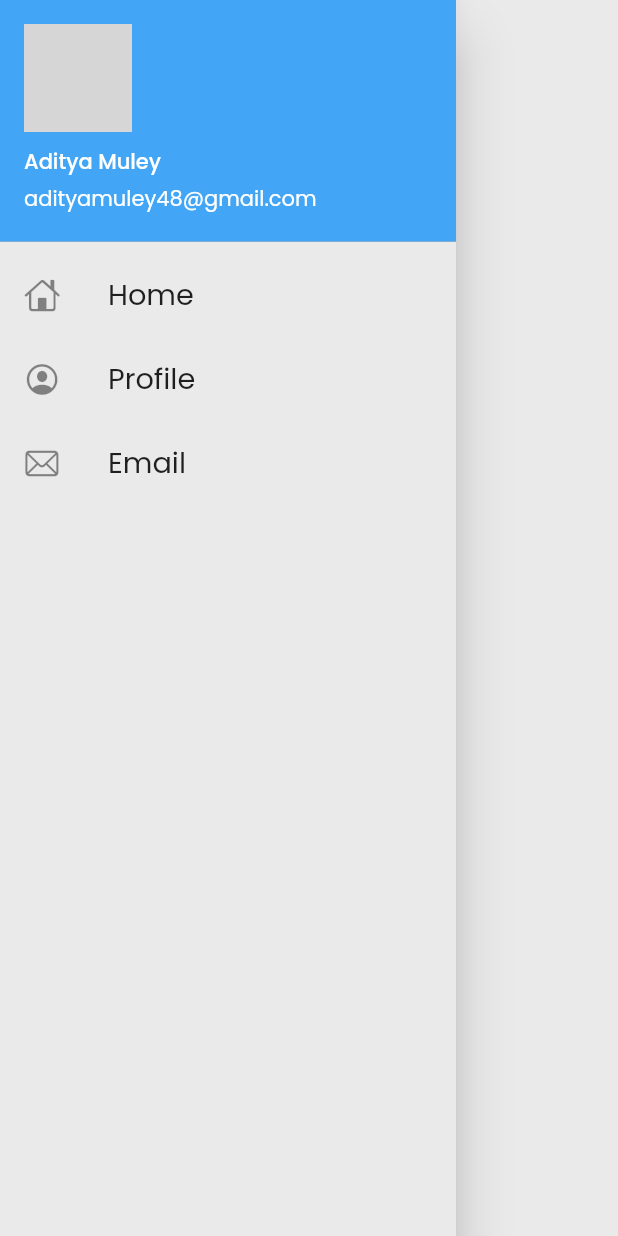
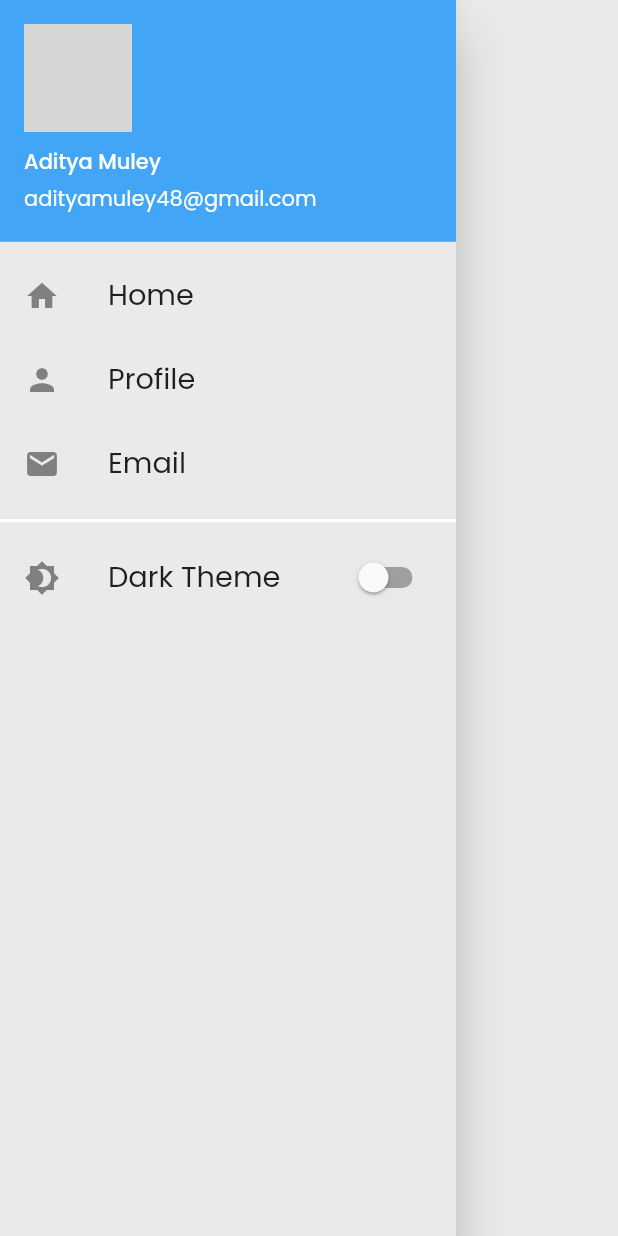
Before and after one commit to adityamuley29/FlutterCatalog, a Flutter app: the MyDrawer widget shown alone on an empty page, opened directly, on a phone screen of 412 x 824 dp. Run offline on Flutter 3.47's test engine with Material 2 defaults, Android fonts, the phone set to English and light mode, and no system bars; our stand-ins replace google_fonts, velocity_x; network calls fail; grey boxes are pictures that could not be loaded.

Commit message:
day19 done

```diff
--- a/lib/screens/cartPage.dart
+++ b/lib/screens/cartPage.dart
@@ -5,12 +5,13 @@ class Cart extends StatelessWidget {
   Widget build(BuildContext context) {
     return Scaffold(
       appBar: AppBar(
-        title: Text("Cart"),
+        title: Text(
+          "Shopping Cart",
+          style: TextStyle(color: Theme.of(context).accentColor),
+        ),
         centerTitle: true,
         backgroundColor: Colors.transparent,
       ),
-
-
     );
   }
 }
--- a/lib/widgets/drawer.dart
+++ b/lib/widgets/drawer.dart
@@ -1,5 +1,6 @@
 import 'package:flutter/material.dart';
 import 'package:flutter/cupertino.dart';
+import 'package:flutter_catalog/widgets/theams.dart';
 
 class MyDrawer extends StatelessWidget {
   const MyDrawer({Key key}) : super(key: key);
@@ -10,7 +11,6 @@ class MyDrawer extends StatelessWidget {
         "https://yt3.ggpht.com/ytc/AAUvwniANevzv6YK5JAqylu5yY72IeRGAiTGJY0Y2j60SQ=s900-c-k-c0x00ffffff-no-rj";
     return Drawer(
       child: Container(
-        // color: Colors.blue[100],
         child: ListView(
           padding: EdgeInsets.zero,
           children: [
@@ -28,7 +28,7 @@ class MyDrawer extends StatelessWidget {
             ),
             ListTile(
               leading: Icon(
-                CupertinoIcons.home,
+                Icons.home,
                 // color: Colors.white,
               ),
               title: Text(
@@ -38,7 +38,7 @@ class MyDrawer extends StatelessWidget {
             ),
             ListTile(
               leading: Icon(
-                CupertinoIcons.profile_circled,
+                Icons.person,
                 // color: Colors.white,
               ),
               title: Text(
@@ -48,7 +48,7 @@ class MyDrawer extends StatelessWidget {
             ),
             ListTile(
               leading: Icon(
-                CupertinoIcons.mail,
+                Icons.mail,
                 // color: Colors.white,
               ),
               title: Text(
@@ -56,9 +56,50 @@ class MyDrawer extends StatelessWidget {
                 textScaleFactor: 1.2,
               ),
             ),
+            Divider(
+              height: 20,
+              thickness: 2,
+              color: Theme.of(context).cardColor,
+            ),
+            DarkTheme(),
           ],
         ),
       ),
     );
   }
 }
+
+class DarkTheme extends StatefulWidget {
+  DarkTheme({Key key}) : super(key: key);
+
+  @override
+  _DarkThemeState createState() => _DarkThemeState();
+}
+
+class _DarkThemeState extends State<DarkTheme> {
+  bool darkTheme = false;
+  @override
+  Widget build(BuildContext context) {
+    return Container(
+      child: ListTile(
+        leading: Icon(
+          Icons.brightness_4,
+          // color: Colors.white,
+        ),
+        title: Text(
+          "Dark Theme",
+          textScaleFactor: 1.2,
+        ),
+        trailing: Switch(
+          activeColor: MyTheme.blueColor,
+          onChanged: (bool value) {
+            setState(() {
+              darkTheme = value;
+            });
+          },
+          value: darkTheme,
+        ),
+      ),
+    );
+  }
+}
```
Also changed, not shown: lib/screens/homePage.dart (+3 -9 lines).
